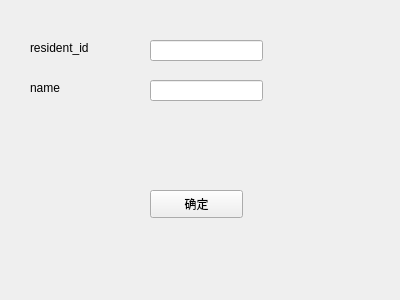
Before: the Qt Designer form UI/delete_ui/del_resident.ui in JJLee7447/property_management_system, drawn with Qt 5.
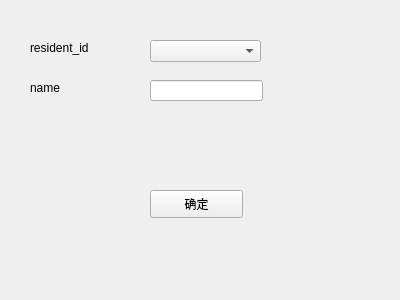
After: the same form once the commit is applied.

```diff
--- a/UI/delete_ui/del_resident.ui
+++ b/UI/delete_ui/del_resident.ui
@@ -13,16 +13,6 @@
   <property name="windowTitle">
    <string>del_resident</string>
   </property>
-  <widget class="QLineEdit" name="lineEdit">
-   <property name="geometry">
-    <rect>
-     <x>150</x>
-     <y>40</y>
-     <width>113</width>
-     <height>21</height>
-    </rect>
-   </property>
-  </widget>
   <widget class="QLabel" name="resident_id_label">
    <property name="geometry">
     <rect>
@@ -72,6 +62,16 @@
     <string>确定</string>
    </property>
   </widget>
+  <widget class="QComboBox" name="resident_id_comboBox">
+   <property name="geometry">
+    <rect>
+     <x>150</x>
+     <y>40</y>
+     <width>111</width>
+     <height>22</height>
+    </rect>
+   </property>
+  </widget>
  </widget>
  <resources/>
  <connections/>
```
Left out of the diff: 3 changed lines with no effect on the pictures.
